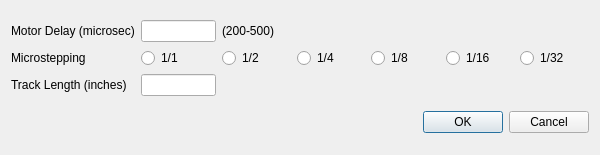
Old version of the form settingsUI.ui in the repository phosphino/SprayerPi_Controller.
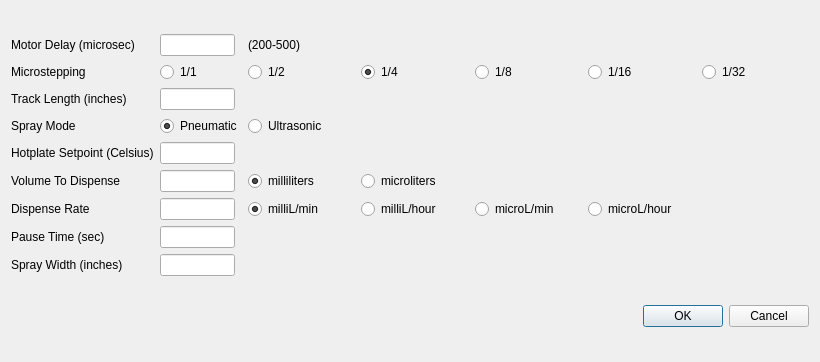
New version of the form. Icons and pictures are not drawn.

What changed in the file:
```diff
--- a/settingsUI.ui
+++ b/settingsUI.ui
@@ -9,8 +9,8 @@
    <rect>
     <x>0</x>
     <y>0</y>
-    <width>600</width>
-    <height>155</height>
+    <width>820</width>
+    <height>362</height>
    </rect>
   </property>
   <property name="sizePolicy">
@@ -21,14 +21,14 @@
   </property>
   <property name="minimumSize">
    <size>
-    <width>600</width>
-    <height>155</height>
+    <width>0</width>
+    <height>0</height>
    </size>
   </property>
   <property name="maximumSize">
    <size>
-    <width>600</width>
-    <height>155</height>
+    <width>820</width>
+    <height>362</height>
    </size>
   </property>
   <property name="windowTitle">
@@ -38,9 +38,89 @@
    <iconset>
     <normaloff>cropped-fav_icon-270x270.png</normaloff>cropped-fav_icon-270x270.png</iconset>
   </property>
+  <property name="layoutDirection">
+   <enum>Qt::LeftToRight</enum>
+  </property>
   <layout class="QVBoxLayout" name="verticalLayout">
    <item>
     <layout class="QGridLayout" name="gridLayout">
+     <item row="7" column="1">
+      <widget class="QLineEdit" name="lineEdit">
+       <property name="maximumSize">
+        <size>
+         <width>75</width>
+         <height>16777215</height>
+        </size>
+       </property>
+      </widget>
+     </item>
+     <item row="5" column="1">
+      <widget class="QLineEdit" name="volume_edit">
+       <property name="maximumSize">
+        <size>
+         <width>75</width>
+         <height>16777215</height>
+        </size>
+       </property>
+      </widget>
+     </item>
+     <item row="4" column="0">
+      <widget class="QLabel" name="setpoint_label">
+       <property name="text">
+        <string>Hotplate Setpoint (Celsius)</string>
+       </property>
+      </widget>
+     </item>
+     <item row="3" column="2">
+      <widget class="QRadioButton" name="ultrasonic_radio">
+       <property name="text">
+        <string>Ultrasonic</string>
+       </property>
+       <attribute name="buttonGroup">
+        <string notr="true">spraymode_buttongroup</string>
+       </attribute>
+      </widget>
+     </item>
+     <item row="6" column="2">
+      <widget class="QRadioButton" name="milliLmin_radio">
+       <property name="text">
+        <string>milliL/min</string>
+       </property>
+       <property name="checked">
+        <bool>true</bool>
+       </property>
+       <attribute name="buttonGroup">
+        <string notr="true">rate_buttongroup</string>
+       </attribute>
+      </widget>
+     </item>
+     <item row="7" column="0">
+      <widget class="QLabel" name="label">
+       <property name="text">
+        <string>Pause Time (sec)</string>
+       </property>
+      </widget>
+     </item>
+     <item row="3" column="1">
+      <widget class="QRadioButton" name="pneumatic_radio">
+       <property name="text">
+        <string>Pneumatic</string>
+       </property>
+       <property name="checked">
+        <bool>true</bool>
+       </property>
+       <attribute name="buttonGroup">
+        <string notr="true">spraymode_buttongroup</string>
+       </attribute>
+      </widget>
+     </item>
+     <item row="5" column="0">
+      <widget class="QLabel" name="volume_label">
+       <property name="text">
+        <string>Volume To Dispense</string>
+       </property>
+      </widget>
+     </item>
      <item row="0" column="2">
       <widget class="QLabel" name="label_4">
        <property name="text">
@@ -94,6 +174,15 @@
        <property name="text">
         <string>1/1</string>
        </property>
+       <property name="checked">
+        <bool>false</bool>
+       </property>
+       <property name="autoRepeat">
+        <bool>false</bool>
+       </property>
+       <attribute name="buttonGroup">
+        <string notr="true">microstepping_buttongroup</string>
+       </attribute>
       </widget>
      </item>
      <item row="2" column="0">
@@ -115,6 +204,12 @@
        <property name="text">
         <string>1/2</string>
        </property>
+       <property name="checked">
+        <bool>false</bool>
+       </property>
+       <attribute name="buttonGroup">
+        <string notr="true">microstepping_buttongroup</string>
+       </attribute>
       </widget>
      </item>
      <item row="1" column="3">
@@ -122,6 +217,12 @@
        <property name="text">
         <string>1/4</string>
        </property>
+       <property name="checked">
+        <bool>true</bool>
+       </property>
+       <attribute name="buttonGroup">
+        <string notr="true">microstepping_buttongroup</string>
+       </attribute>
       </widget>
      </item>
      <item row="1" column="6">
@@ -129,6 +230,122 @@
        <property name="text">
         <string>1/32</string>
        </property>
+       <attribute name="buttonGroup">
+        <string notr="true">microstepping_buttongroup</string>
+       </attribute>
+      </widget>
+     </item>
+     <item row="4" column="1">
+      <widget class="QLineEdit" name="setpoint_edit">
+       <property name="maximumSize">
+        <size>
+         <width>75</width>
+         <height>16777215</height>
+        </size>
+       </property>
+      </widget>
+     </item>
+     <item row="3" column="0">
+      <widget class="QLabel" name="spraymode_label">
+       <property name="text">
+        <string>Spray Mode</string>
+       </property>
+      </widget>
+     </item>
+     <item row="6" column="3">
+      <widget class="QRadioButton" name="milliLhour_radio">
+       <property name="text">
+        <string>milliL/hour</string>
+       </property>
+       <attribute name="buttonGroup">
+        <string notr="true">rate_buttongroup</string>
+       </attribute>
+      </widget>
+     </item>
+     <item row="6" column="0">
+      <widget class="QLabel" name="dispense_rate_label">
+       <property name="text">
+        <string>Dispense Rate</string>
+       </property>
+      </widget>
+     </item>
+     <item row="6" column="5">
+      <widget class="QRadioButton" name="microLhour_radio">
+       <property name="text">
+        <string>microL/hour</string>
+       </property>
+       <attribute name="buttonGroup">
+        <string notr="true">rate_buttongroup</string>
+       </attribute>
+      </widget>
+     </item>
+     <item row="5" column="2">
+      <widget class="QRadioButton" name="milliL_radio">
+       <property name="text">
+        <string>milliliters</string>
+       </property>
+       <property name="checked">
+        <bool>true</bool>
+       </property>
+       <attribute name="buttonGroup">
+        <string notr="true">volume_buttongroup</string>
+       </attribute>
+      </widget>
+     </item>
+     <item row="6" column="4">
+      <widget class="QRadioButton" name="microLmin_radio">
+       <property name="text">
+        <string>microL/min</string>
+       </property>
+       <attribute name="buttonGroup">
+        <string notr="true">rate_buttongroup</string>
+       </attribute>
+      </widget>
+     </item>
+     <item row="5" column="3">
+      <widget class="QRadioButton" name="microL_radio">
+       <property name="text">
+        <string>microliters</string>
+       </property>
+       <property name="checked">
+        <bool>false</bool>
+       </property>
+       <attribute name="buttonGroup">
+        <string notr="true">volume_buttongroup</string>
+       </attribute>
+      </widget>
+     </item>
+     <item row="6" column="1">
+      <widget class="QLineEdit" name="dispense_rate_edit">
+       <property name="maximumSize">
+        <size>
+         <width>75</width>
+         <height>16777215</height>
+        </size>
+       </property>
+       <property name="inputMethodHints">
+        <set>Qt::ImhNone</set>
+       </property>
+       <property name="clearButtonEnabled">
+        <bool>false</bool>
+       </property>
+      </widget>
+     </item>
+     <item row="8" column="0">
+      <widget class="QLabel" name="label_2">
+       <property name="text">
+        <string>Spray Width (inches) </string>
+       </property>
+      </widget>
+     </item>
+     <item row="8" column="1">
+      <widget class="QLineEdit" name="lineEdit_2">
+       <property name="maximumSize">
+        <size>
+         <width>75</width>
+         <height>16777215</height>
+        </size>
+       </property>
       </widget>
      </item>
     </layout>
```
Left out of the diff: 14 changed lines with no effect on the pictures.
